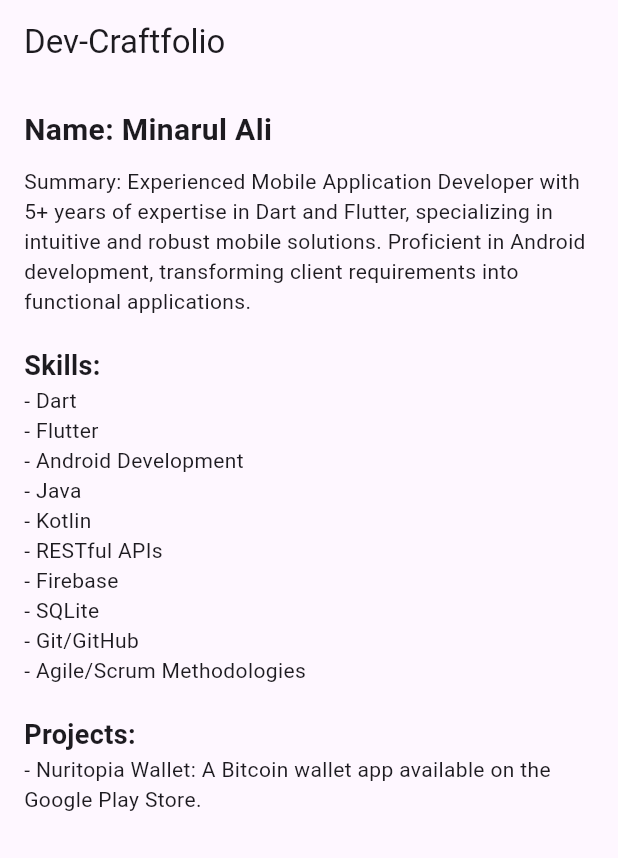
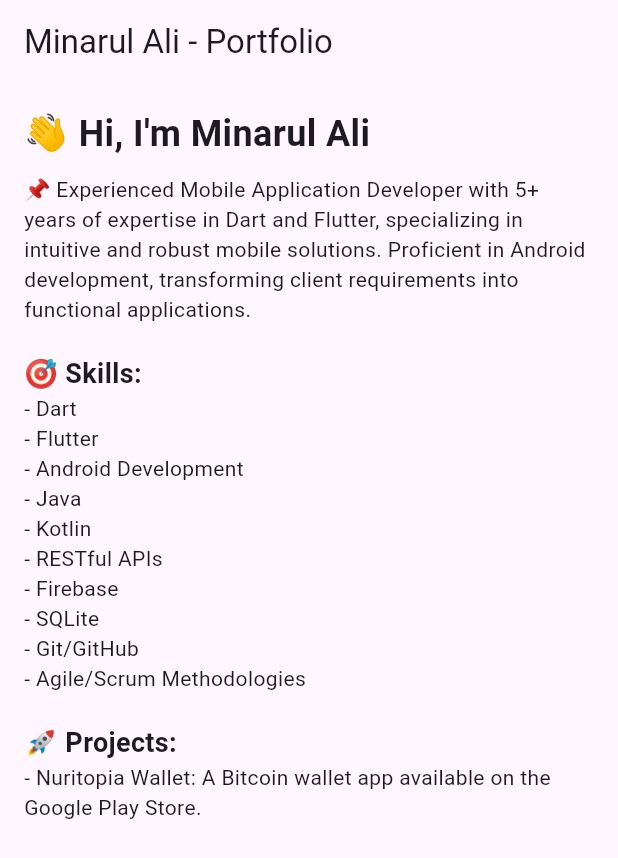
Before and after one commit to m1narul/craftfolio, a Flutter app: the screen it shows after launch, on a phone screen of 412 x 824 dp. Shown: the top 858 px of the screen. Run offline on Flutter 3.47's test engine with Material 3 defaults, Android fonts, the phone set to English and light mode, and no system bars; our stand-ins replace flutter_riverpod.

Commit message:
Updated Codes

```diff
--- a/lib/craft_folio.dart
+++ b/lib/craft_folio.dart
@@ -8,24 +8,24 @@ class CraftFolio extends ConsumerWidget {
   @override
   Widget build(BuildContext context, WidgetRef ref) {
 
-    final cvAsync = ref.watch(cvProvider);
+    final cvAsync = ref.watch(infoProvider);
 
     return Scaffold(
-      appBar: AppBar(title: const Text("Dev-Craftfolio")),
+      appBar: AppBar(title: const Text("Minarul Ali - Portfolio")),
       body: cvAsync.when(
         data: (cv) => Padding(
           padding: const EdgeInsets.all(16.0),
           child: Column(
             crossAxisAlignment: CrossAxisAlignment.start,
             children: [
-              Text("Name: ${cv.name}", style: TextStyle(fontSize: 20, fontWeight: FontWeight.bold)),
-              SizedBox(height: 10),
-              Text("Summary: ${cv.summary}"),
-              SizedBox(height: 20),
-              Text("Skills:", style: TextStyle(fontSize: 18, fontWeight: FontWeight.bold)),
+              Text("👋 Hi, I'm ${cv.name}", style: const TextStyle(fontSize: 24, fontWeight: FontWeight.bold)),
+              const SizedBox(height: 10),
+              Text("📌 ${cv.summary}"),
+              const SizedBox(height: 20),
+              Text("🎯 Skills:", style: const TextStyle(fontSize: 18, fontWeight: FontWeight.bold)),
               ...cv.skills["technical"]!.map((skill) => Text("- $skill")).toList(),
-              SizedBox(height: 20),
-              Text("Projects:", style: TextStyle(fontSize: 18, fontWeight: FontWeight.bold)),
+              const SizedBox(height: 20),
+              Text("🚀 Projects:", style: const TextStyle(fontSize: 18, fontWeight: FontWeight.bold)),
               ...cv.projects.map((project) => Text("- ${project.name}: ${project.description}")).toList(),
             ],
           ),
--- a/lib/main.dart
+++ b/lib/main.dart
@@ -15,8 +15,8 @@
   @override
   Widget build(BuildContext context) {
     return MaterialApp(
+      debugShowCheckedModeBanner: false,
       title: 'Dev-Craftfolio',
-      theme: ThemeData(primarySwatch: Colors.blue),
       home: const CraftFolio(), // Updated homepage widget
     );
   }
--- a/lib/provider/providers.dart
+++ b/lib/provider/providers.dart
@@ -4,7 +4,7 @@ import 'package:flutter_riverpod/flutter_riverpod.dart';
 import '../model/info_model.dart';
 
 // Async Provider to fetch the JSON and convert it into CVModel
-final cvProvider = FutureProvider<InfoModel>((ref) async {
+final infoProvider = FutureProvider<InfoModel>((ref) async {
   final String jsonString = await rootBundle.loadString('config/information.json');
   final Map<String, dynamic> jsonData = jsonDecode(jsonString);
   return InfoModel.fromJson(jsonData);
--- a/pubspec.yaml
+++ b/pubspec.yaml
@@ -28,3 +28,4 @@ flutter:
   uses-material-design: true
   assets:
     - config/
+    - assets/
```
Also changed, not shown: lib/dev_craft_folio_splash.dart (added, +65 -0 lines), lib/model/info_model.dart (+2 -36 lines).
